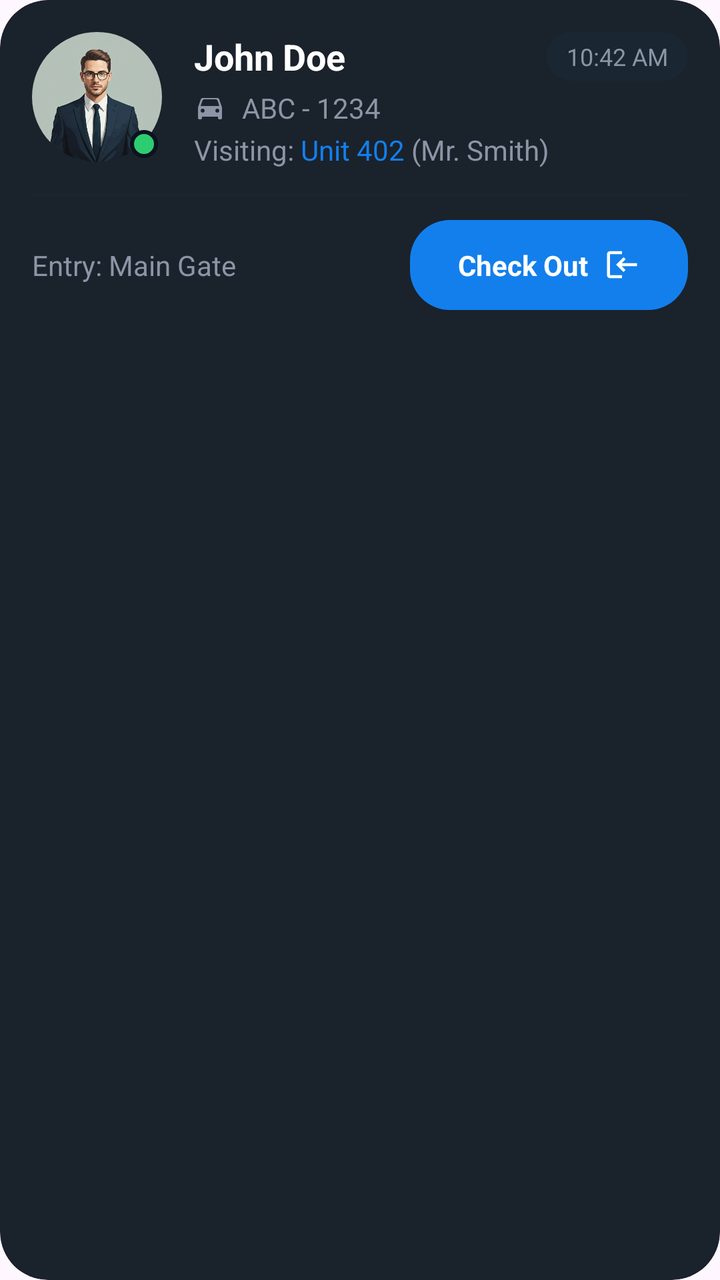
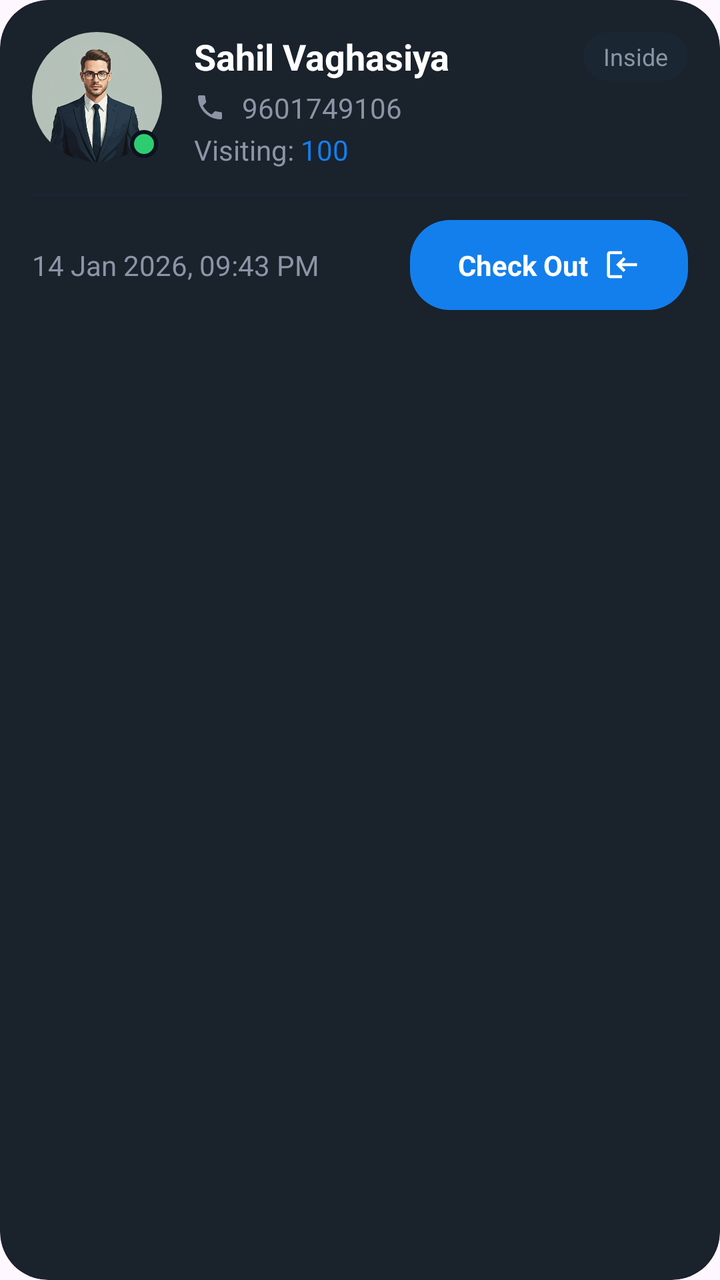

Two renders of the same Android screen: before a commit and after it. Below are the layout's source before the change and the commit's diff.
<!-- AndroidManifest.xml: application theme Theme.HouseVisitorManagementSystem -->
<!-- res/layout/item_visitor_active.xml -->
<?xml version="1.0" encoding="utf-8"?>
<com.google.android.material.card.MaterialCardView xmlns:android="http://schemas.android.com/apk/res/android"
    xmlns:app="http://schemas.android.com/apk/res-auto"
    xmlns:tools="http://schemas.android.com/tools"
    android:layout_width="match_parent"
    android:layout_height="wrap_content"
    android:layout_marginHorizontal="20dp"
    android:layout_marginVertical="8dp"
    app:cardBackgroundColor="@color/card_dark_bg"
    app:cardCornerRadius="24dp"
    app:cardElevation="0dp"
    app:strokeWidth="0dp">

    <androidx.constraintlayout.widget.ConstraintLayout
        android:layout_width="match_parent"
        android:layout_height="wrap_content"
        android:padding="16dp">

        
        <FrameLayout
            android:id="@+id/avatarContainer"
            android:layout_width="65dp"
            android:layout_height="65dp"
            app:layout_constraintStart_toStartOf="parent"
            app:layout_constraintTop_toTopOf="parent">

            <com.google.android.material.imageview.ShapeableImageView
                android:id="@+id/ivVisitorImage"
                android:layout_width="match_parent"
                android:layout_height="match_parent"
                android:scaleType="centerCrop"
                android:src="@drawable/person_image"
                app:shapeAppearanceOverlay="@style/CircleImage" />

            
            <View
                android:layout_width="14dp"
                android:layout_height="14dp"
                android:layout_gravity="bottom|end"
                android:layout_margin="2dp"
                android:background="@drawable/online_indicator" />
        </FrameLayout>

        
        <TextView
            android:id="@+id/tvVisitorName"
            android:layout_width="0dp"
            android:layout_height="wrap_content"
            android:layout_marginStart="16dp"
            android:text="John Doe"
            android:textColor="@color/white"
            android:textSize="18sp"
            android:textStyle="bold"
            app:layout_constraintEnd_toStartOf="@id/tvEntryTime"
            app:layout_constraintStart_toEndOf="@id/avatarContainer"
            app:layout_constraintTop_toTopOf="parent" />

        <TextView
            android:id="@+id/tvEntryTime"
            android:layout_width="wrap_content"
            android:layout_height="wrap_content"
            android:background="@drawable/bg_active_badge"
            android:paddingHorizontal="10dp"
            android:paddingVertical="4dp"
            android:text="10:42 AM"
            android:textColor="@color/text_grey"
            android:textSize="12sp"
            app:layout_constraintEnd_toEndOf="parent"
            app:layout_constraintTop_toTopOf="parent" />

        <LinearLayout
            android:id="@+id/vehicleLayout"
            android:layout_width="0dp"
            android:layout_height="wrap_content"
            android:layout_marginTop="4dp"
            android:gravity="center_vertical"
            android:orientation="horizontal"
            app:layout_constraintEnd_toEndOf="parent"
            app:layout_constraintStart_toStartOf="@id/tvVisitorName"
            app:layout_constraintTop_toBottomOf="@id/tvVisitorName">

            <ImageView
                android:layout_width="16dp"
                android:layout_height="16dp"
                android:src="@drawable/ic_car"
                app:tint="@color/text_grey" />

            <TextView
                android:id="@+id/tvVehiclePlate"
                android:layout_width="wrap_content"
                android:layout_height="wrap_content"
                android:layout_marginStart="8dp"
                android:text="ABC - 1234"
                android:textColor="@color/text_grey"
                android:textSize="14sp" />
        </LinearLayout>

        <LinearLayout
            android:id="@+id/visitingLayout"
            android:layout_width="0dp"
            android:layout_height="wrap_content"
            android:layout_marginTop="2dp"
            android:orientation="horizontal"
            app:layout_constraintEnd_toEndOf="parent"
            app:layout_constraintStart_toStartOf="@id/tvVisitorName"
            app:layout_constraintTop_toBottomOf="@id/vehicleLayout">

            <TextView
                android:layout_width="wrap_content"
                android:layout_height="wrap_content"
                android:text="Visiting: "
                android:textColor="@color/text_grey"
                android:textSize="14sp" />

            <TextView
                android:id="@+id/tvVisitingUnit"
                android:layout_width="wrap_content"
                android:layout_height="wrap_content"
                android:text="Unit 402"
                android:textColor="@color/bright_azure_blue"
                android:textSize="14sp" />

            <TextView
                android:id="@+id/tvOwnerName"
                android:layout_width="wrap_content"
                android:layout_height="wrap_content"
                android:text=" (Mr. Smith)"
                android:textColor="@color/text_grey"
                android:textSize="14sp" />
        </LinearLayout>

        <View
            android:id="@+id/divider"
            android:layout_width="match_parent"
            android:layout_height="1dp"
            android:layout_marginTop="16dp"
            android:background="@color/badge_blue_bg"
            app:layout_constraintTop_toBottomOf="@id/avatarContainer" />

        <TextView
            android:id="@+id/tvEntryPoint"
            android:layout_width="0dp"
            android:layout_height="wrap_content"
            android:layout_marginTop="12dp"
            android:text="Entry: Main Gate"
            android:textColor="@color/text_grey"
            android:textSize="14sp"
            app:layout_constraintBottom_toBottomOf="@id/btnCheckOut"
            app:layout_constraintEnd_toStartOf="@id/btnCheckOut"
            app:layout_constraintStart_toStartOf="parent"
            app:layout_constraintTop_toBottomOf="@id/divider" />

        <LinearLayout
            android:id="@+id/btnCheckOut"
            android:layout_width="wrap_content"
            android:layout_height="45dp"
            android:layout_marginTop="12dp"
            android:background="@drawable/bg_qr_button"
            android:gravity="center"
            android:paddingHorizontal="24dp"
            app:layout_constraintEnd_toEndOf="parent"
            app:layout_constraintTop_toBottomOf="@id/divider">

            <TextView
                android:layout_width="wrap_content"
                android:layout_height="wrap_content"
                android:text="Check Out"
                android:textColor="@color/white"
                android:textSize="14sp"
                android:textStyle="bold" />

            <ImageView
                android:layout_width="18dp"
                android:layout_height="18dp"
                android:layout_marginStart="8dp"
                android:src="@drawable/ic_check_out"
                app:tint="@color/white" />
        </LinearLayout>

    </androidx.constraintlayout.widget.ConstraintLayout>

</com.google.android.material.card.MaterialCardView>
<!-- resources referenced by this layout -->
<resources>
  <color name="badge_blue_bg">#1A2632</color>
  <color name="bright_azure_blue">#137fec</color>
  <color name="card_dark_bg">#1A222C</color>
  <color name="text_grey">#8B95A5</color>
  <color name="white">#FFFFFF</color>
  <!-- drawable bg_active_badge (drawable) -->
  <?xml version="1.0" encoding="utf-8"?>
  <shape xmlns:android="http://schemas.android.com/apk/res/android">
      <solid android:color="@color/badge_blue_bg" />
      <corners android:radius="20dp" />
  </shape>
  <!-- drawable bg_qr_button (drawable) -->
  <?xml version="1.0" encoding="utf-8"?>
  <shape xmlns:android="http://schemas.android.com/apk/res/android">
      <solid android:color="@color/bright_azure_blue" />
      <corners android:radius="20dp" />
  </shape>
  <!-- drawable ic_car (drawable) -->
  <vector xmlns:android="http://schemas.android.com/apk/res/android"
      android:width="24dp"
      android:height="24dp"
      android:viewportWidth="24"
      android:viewportHeight="24">
      <path
          android:fillColor="#FFFFFF"
          android:pathData="M18.92,6.01C18.72,5.42 18.16,5 17.5,5h-11c-0.66,0 -1.21,0.42 -1.41,1.01L3,12v8c0,0.55 0.45,1 1,1h1c0.55,0 1,-0.45 1,-1v-1h12v1c0,0.55 0.45,1 1,1h1c0.55,0 1,-0.45 1,-1v-8l-2.08,-5.99zM6.5,16c-0.83,0 -1.5,-0.67 -1.5,-1.5S5.67,13 6.5,13s1.5,0.67 1.5,1.5S7.33,16 6.5,16zM17.5,16c-0.83,0 -1.5,-0.67 -1.5,-1.5s0.67,-1.5 1.5,-1.5s1.5,0.67 1.5,1.5s-0.67,1.5 -1.5,1.5zM5,11l1.27,-3.82C6.41,6.65 6.93,6 7.5,6h9c0.57,0 1.09,0.65 1.23,1.18L19,11H5z"/>
  </vector>
  <!-- drawable ic_check_out (drawable) -->
  <vector xmlns:android="http://schemas.android.com/apk/res/android"
      android:width="24dp"
      android:height="24dp"
      android:viewportWidth="24"
      android:viewportHeight="24">
      <path
          android:fillColor="#E74C3C"
          android:pathData="M13,7L14.4,8.4l-2.6,2.6H22v2h-10.2l2.6,2.6L13,17l-5,-5L13,7z M4,19h8v2H4c-1.1,0 -2,-0.9 -2,-2V5c0,-1.1,0.9,-2,2,-2h8v2H4V19z" />
  </vector>
  <!-- drawable online_indicator (drawable) -->
  <?xml version="1.0" encoding="utf-8"?>
  <shape xmlns:android="http://schemas.android.com/apk/res/android" android:shape="oval">
      <solid android:color="#2ECC71" />
      <stroke android:width="2dp" android:color="#0B131E" />
      <size android:width="14dp" android:height="14dp"/>
  </shape>
  <!-- drawable person_image: png bitmap (drawable, 263217 bytes) -->
  <style name="CircleImage">
          <item name="cornerSize">50%</item>
      </style>
  <style name="Theme.HouseVisitorManagementSystem" parent="Base.Theme.HouseVisitorManagementSystem" />
  <style name="Base.Theme.HouseVisitorManagementSystem" parent="Theme.Material3.DayNight.NoActionBar">
          
          
      </style>
</resources>

<!-- the commit's change to res/layout/item_visitor_active.xml (unified diff, before → after) -->
@@ -43,26 +43,26 @@
 
         
         <TextView
-            android:id="@+id/tvVisitorName"
+            android:id="@+id/visitorName"
             android:layout_width="0dp"
             android:layout_height="wrap_content"
             android:layout_marginStart="16dp"
-            android:text="John Doe"
+            android:text="Sahil Vaghasiya"
             android:textColor="@color/white"
             android:textSize="18sp"
             android:textStyle="bold"
-            app:layout_constraintEnd_toStartOf="@id/tvEntryTime"
+            app:layout_constraintEnd_toStartOf="@id/visitorStatus"
             app:layout_constraintStart_toEndOf="@id/avatarContainer"
             app:layout_constraintTop_toTopOf="parent" />
 
         <TextView
-            android:id="@+id/tvEntryTime"
+            android:id="@+id/visitorStatus"
             android:layout_width="wrap_content"
             android:layout_height="wrap_content"
             android:background="@drawable/bg_active_badge"
             android:paddingHorizontal="10dp"
             android:paddingVertical="4dp"
-            android:text="10:42 AM"
+            android:text="Inside"
             android:textColor="@color/text_grey"
             android:textSize="12sp"
             app:layout_constraintEnd_toEndOf="parent"
@@ -76,21 +76,21 @@
             android:gravity="center_vertical"
             android:orientation="horizontal"
             app:layout_constraintEnd_toEndOf="parent"
-            app:layout_constraintStart_toStartOf="@id/tvVisitorName"
-            app:layout_constraintTop_toBottomOf="@id/tvVisitorName">
+            app:layout_constraintStart_toStartOf="@id/visitorName"
+            app:layout_constraintTop_toBottomOf="@id/visitorName">
 
             <ImageView
                 android:layout_width="16dp"
                 android:layout_height="16dp"
-                android:src="@drawable/ic_car"
+                android:src="@drawable/ic_phone"
                 app:tint="@color/text_grey" />
 
             <TextView
-                android:id="@+id/tvVehiclePlate"
+                android:id="@+id/visitorPhone"
                 android:layout_width="wrap_content"
                 android:layout_height="wrap_content"
+                android:text="9601749106"
                 android:layout_marginStart="8dp"
-                android:text="ABC - 1234"
                 android:textColor="@color/text_grey"
                 android:textSize="14sp" />
         </LinearLayout>
@@ -102,7 +102,7 @@
             android:layout_marginTop="2dp"
             android:orientation="horizontal"
             app:layout_constraintEnd_toEndOf="parent"
-            app:layout_constraintStart_toStartOf="@id/tvVisitorName"
+            app:layout_constraintStart_toStartOf="@id/visitorName"
             app:layout_constraintTop_toBottomOf="@id/vehicleLayout">
 
             <TextView
@@ -113,20 +113,20 @@
                 android:textSize="14sp" />
 
             <TextView
-                android:id="@+id/tvVisitingUnit"
+                android:id="@+id/visitorHouseNo"
                 android:layout_width="wrap_content"
+                android:text="100"
                 android:layout_height="wrap_content"
-                android:text="Unit 402"
                 android:textColor="@color/bright_azure_blue"
                 android:textSize="14sp" />
 
-            <TextView
-                android:id="@+id/tvOwnerName"
-                android:layout_width="wrap_content"
-                android:layout_height="wrap_content"
-                android:text=" (Mr. Smith)"
-                android:textColor="@color/text_grey"
-                android:textSize="14sp" />
+
+
+
+
+
+
+
         </LinearLayout>
 
         <View
@@ -138,12 +138,12 @@
             app:layout_constraintTop_toBottomOf="@id/avatarContainer" />
 
         <TextView
-            android:id="@+id/tvEntryPoint"
+            android:id="@+id/visitorEntryTime"
             android:layout_width="0dp"
             android:layout_height="wrap_content"
             android:layout_marginTop="12dp"
-            android:text="Entry: Main Gate"
             android:textColor="@color/text_grey"
+            android:text="14 Jan 2026, 09:43 PM"
             android:textSize="14sp"
             app:layout_constraintBottom_toBottomOf="@id/btnCheckOut"
             app:layout_constraintEnd_toStartOf="@id/btnCheckOut"
<!-- resource entries referenced after the edit -->
@@ -17,16 +17,6 @@
       <solid android:color="@color/bright_azure_blue" />
       <corners android:radius="20dp" />
   </shape>
-  <!-- drawable ic_car (drawable) -->
-  <vector xmlns:android="http://schemas.android.com/apk/res/android"
-      android:width="24dp"
-      android:height="24dp"
-      android:viewportWidth="24"
-      android:viewportHeight="24">
-      <path
-          android:fillColor="#FFFFFF"
-          android:pathData="M18.92,6.01C18.72,5.42 18.16,5 17.5,5h-11c-0.66,0 -1.21,0.42 -1.41,1.01L3,12v8c0,0.55 0.45,1 1,1h1c0.55,0 1,-0.45 1,-1v-1h12v1c0,0.55 0.45,1 1,1h1c0.55,0 1,-0.45 1,-1v-8l-2.08,-5.99zM6.5,16c-0.83,0 -1.5,-0.67 -1.5,-1.5S5.67,13 6.5,13s1.5,0.67 1.5,1.5S7.33,16 6.5,16zM17.5,16c-0.83,0 -1.5,-0.67 -1.5,-1.5s0.67,-1.5 1.5,-1.5s1.5,0.67 1.5,1.5s-0.67,1.5 -1.5,1.5zM5,11l1.27,-3.82C6.41,6.65 6.93,6 7.5,6h9c0.57,0 1.09,0.65 1.23,1.18L19,11H5z"/>
-  </vector>
   <!-- drawable ic_check_out (drawable) -->
   <vector xmlns:android="http://schemas.android.com/apk/res/android"
       android:width="24dp"
@@ -36,6 +26,12 @@
       <path
           android:fillColor="#E74C3C"
           android:pathData="M13,7L14.4,8.4l-2.6,2.6H22v2h-10.2l2.6,2.6L13,17l-5,-5L13,7z M4,19h8v2H4c-1.1,0 -2,-0.9 -2,-2V5c0,-1.1,0.9,-2,2,-2h8v2H4V19z" />
+  </vector>
+  <!-- drawable ic_phone (drawable) -->
+  <vector xmlns:android="http://schemas.android.com/apk/res/android" android:height="24dp" android:tint="#FFFFFF" android:viewportHeight="24" android:viewportWidth="24" android:width="24dp">
+        
+      <path android:fillColor="@android:color/white" android:pathData="M6.62,10.79c1.44,2.83 3.76,5.14 6.59,6.59l2.2,-2.2c0.27,-0.27 0.67,-0.36 1.02,-0.24 1.12,0.37 2.33,0.57 3.57,0.57 0.55,0 1,0.45 1,1V20c0,0.55 -0.45,1 -1,1 -9.39,0 -17,-7.61 -17,-17 0,-0.55 0.45,-1 1,-1h3.5c0.55,0 1,0.45 1,1 0,1.25 0.2,2.45 0.57,3.57 0.11,0.35 0.03,0.74 -0.25,1.02l-2.2,2.2z"/>
+      
   </vector>
   <!-- drawable online_indicator (drawable) -->
   <?xml version="1.0" encoding="utf-8"?>
